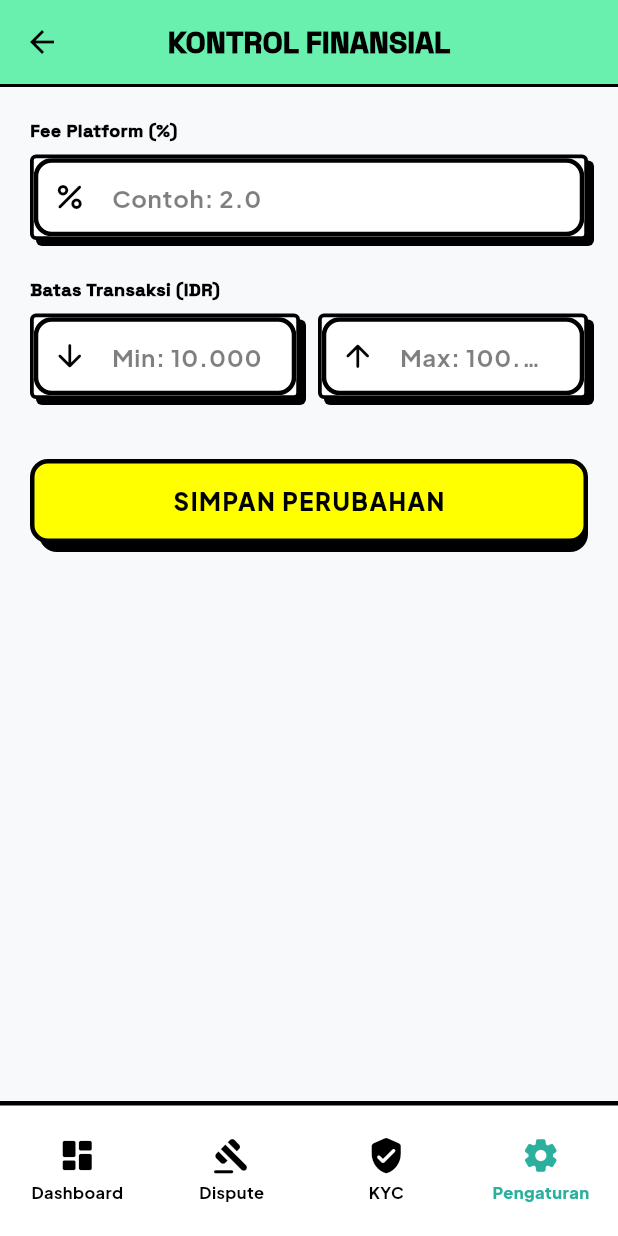
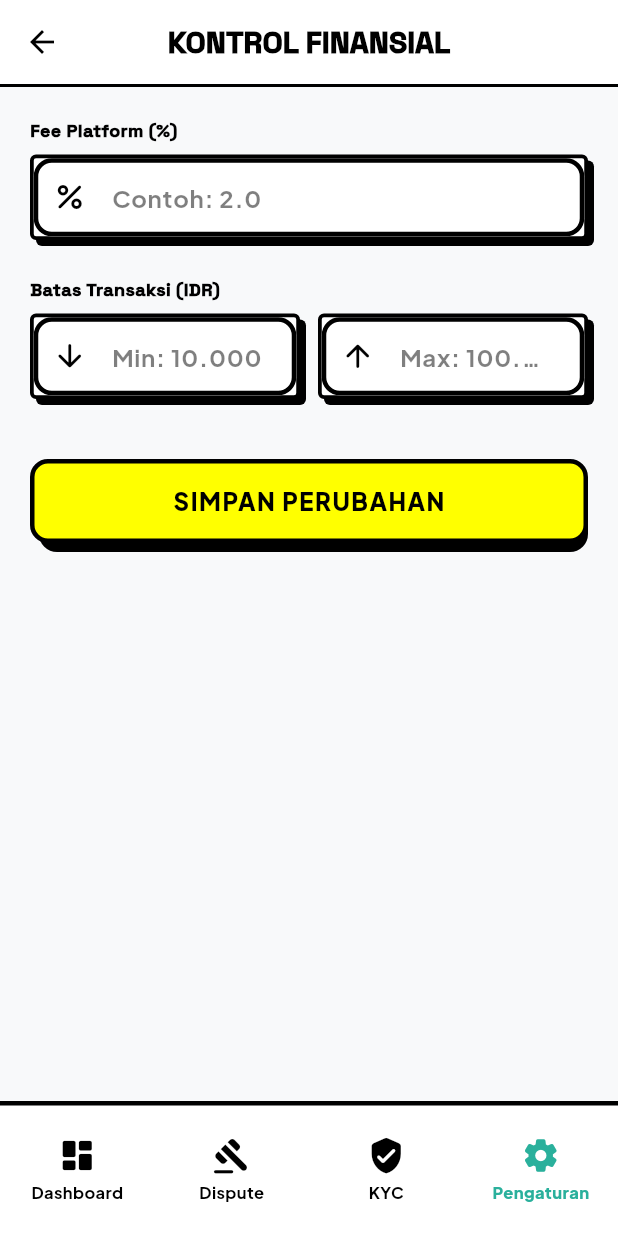
Before and after one commit to wirashauma/rekber, a Flutter app: the AdminFinancialScreen screen opened by its route, on a phone screen of 412 x 824 dp. Run offline on Flutter 3.47's test engine with Material 3 defaults, Android fonts, the phone set to English and light mode, and no system bars; our stand-ins replace dartz, equatable, flutter_bloc, get_it, go_router, google_fonts and 3 more; accounts and stored records are empty.

```diff
--- a/mobile/lib/features/admin/presentation/pages/admin_financial_screen.dart
+++ b/mobile/lib/features/admin/presentation/pages/admin_financial_screen.dart
@@ -23,7 +23,7 @@ class AdminFinancialScreen extends StatelessWidget {
             color: AppColors.black,
           ),
         ),
-        backgroundColor: Colors.greenAccent,
+        backgroundColor: AppColors.white,
         elevation: 0,
         bottom: PreferredSize(
           preferredSize: const Size.fromHeight(2),
```
